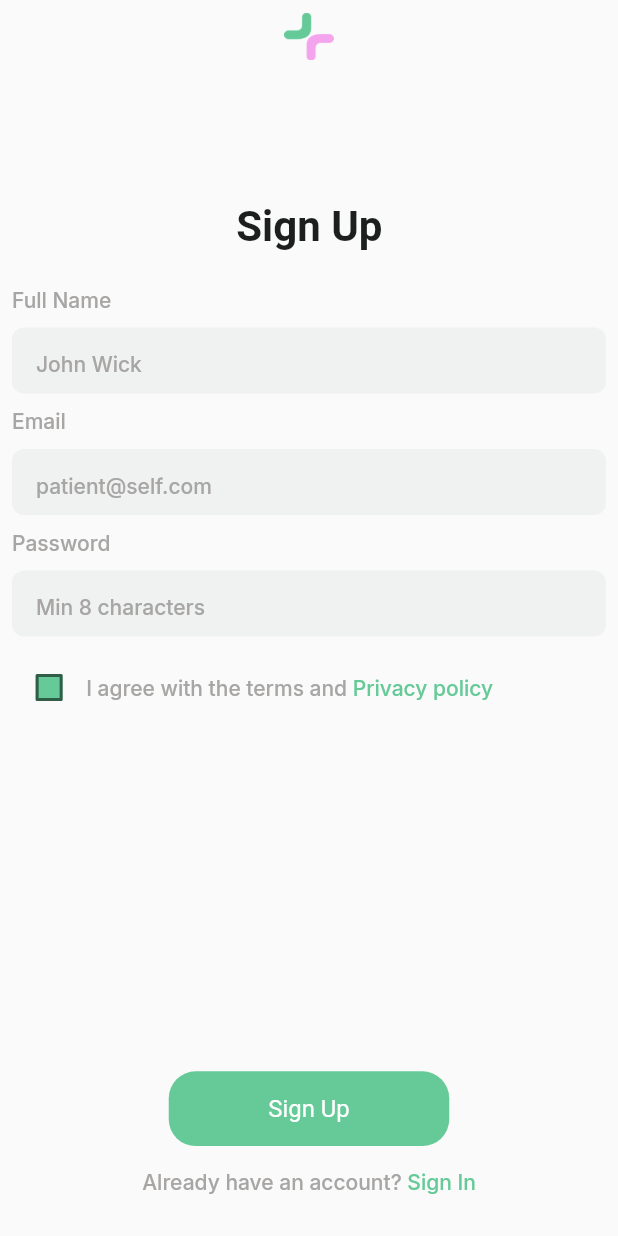
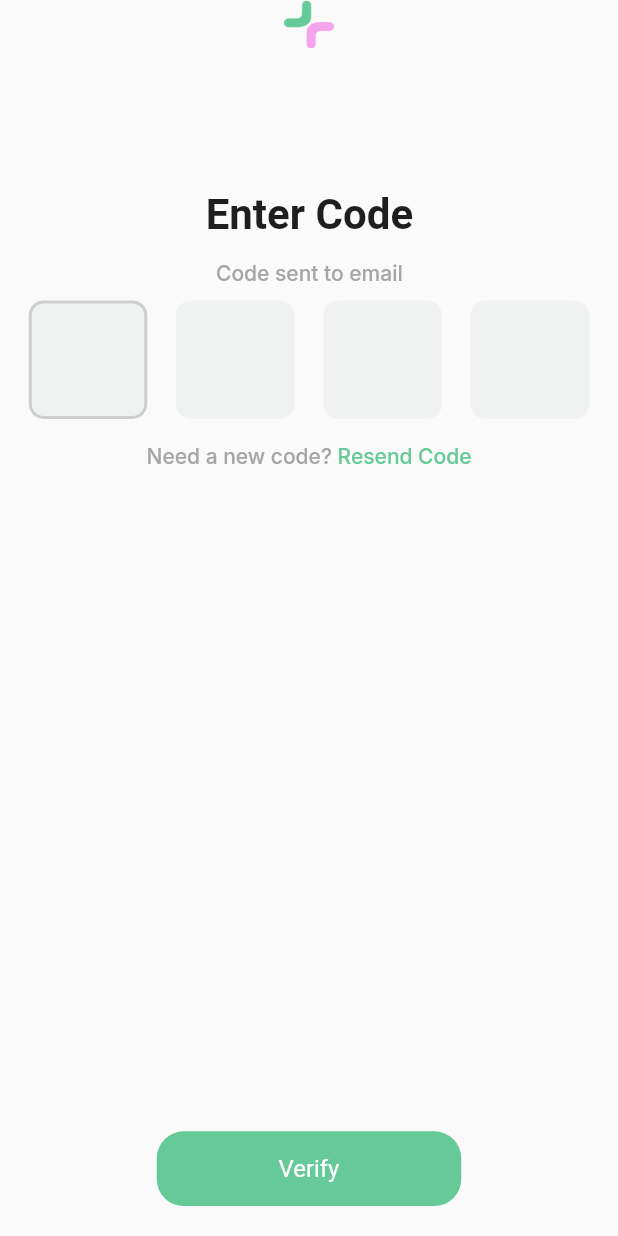
Before and after one commit to Teewhydot/medical_clinik, a Flutter app: the screen it shows after launch, on a phone screen of 412 x 824 dp. Run offline on Flutter 3.47's test engine with Material 2 defaults, Android fonts, the phone set to English and light mode, and no system bars; drawn by our look-alikes of pin_code_fields; our stand-ins replace google_fonts; missing offline and left inert: flag; Roboto replaces fonts that are missing (Gilroy-SemiBold).

Commit message:
Email Pin code page completed

```diff
--- /dev/null
+++ b/lib/clinik_app/presentation/pages/auth_pages/email_verification.dart
@@ -0,0 +1,59 @@
+import 'package:flutter/material.dart';
+import 'package:medical_clinik/clinik_app/presentation/widgets/constants/constants.dart';
+import 'package:medical_clinik/clinik_app/presentation/widgets/reused_widgets/button_widget.dart';
+import 'package:medical_clinik/clinik_app/presentation/widgets/reused_widgets/header_widget.dart';
+import 'package:medical_clinik/clinik_app/presentation/widgets/reused_widgets/pin_code_widget.dart';
+
+class EmailPinPage extends StatelessWidget {
+  const EmailPinPage({Key? key}) : super(key: key);
+
+  @override
+  Widget build(BuildContext context) {
+    double fem = MediaQuery.of(context).size.width / baseWidth;
+
+    return Scaffold(
+      body: SafeArea(
+          child: Column(
+        mainAxisAlignment: MainAxisAlignment.spaceBetween,
+        children: [
+          Column(
+            children: [
+              HeaderWidget(
+                  fem: fem,
+                  headerText: Text(
+                    'Enter Code',
+                    style: kHeaderTextStyle,
+                  ),
+                  subHeaderText: Text(
+                    'Code sent to email',
+                    style: kSubHeaderTextStyle,
+                  )),
+              const PinCodeWidget(),
+              RichText(
+                text: TextSpan(
+                  style: kSubHeaderTextStyle,
+                  children: [
+                    const TextSpan(
+                      text: 'Need a new code? ',
+                    ),
+                    TextSpan(
+                        text: 'Resend Code',
+                        style: kSubHeaderTextStyle.copyWith(
+                            color: kAccentPrimaryGreen)),
+                  ],
+                ),
+              ),
+            ],
+          ),
+          Column(
+            children: [
+              ButtonWidget(
+                  fem: fem, color: kAccentPrimaryGreen, buttonText: 'Verify'),
+              addVerticalSpacing(20)
+            ],
+          ),
+        ],
+      )),
+    );
+  }
+}
--- /dev/null
+++ b/lib/clinik_app/presentation/widgets/reused_widgets/pin_code_widget.dart
@@ -0,0 +1,57 @@
+import 'package:flutter/material.dart';
+import 'package:medical_clinik/clinik_app/presentation/widgets/constants/constants.dart';
+import 'package:pin_code_fields/pin_code_fields.dart';
+
+class PinCodeWidget extends StatefulWidget {
+  const PinCodeWidget({Key? key}) : super(key: key);
+
+  @override
+  State<PinCodeWidget> createState() => _PinCodeWidgetState();
+}
+
+class _PinCodeWidgetState extends State<PinCodeWidget> {
+  @override
+  Widget build(BuildContext context) {
+    return PinCodeTextField(
+      length: 4,
+      mainAxisAlignment: MainAxisAlignment.spaceEvenly,
+      obscureText: false,
+      animationType: AnimationType.fade,
+      pinTheme: PinTheme(
+        shape: PinCodeFieldShape.box,
+        borderRadius: BorderRadius.circular(10),
+        fieldHeight: 79,
+        fieldWidth: 79,
+        activeFillColor: Colors.white,
+        inactiveColor: kDarkGreyShade400,
+        inactiveFillColor: kDarkGreyShade400,
+        selectedColor: kDarkGreyShade600,
+        selectedFillColor: kDarkGreyShade400,
+      ),
+      enableActiveFill: true,
+      autoDismissKeyboard: true,
+      useHapticFeedback: true,
+      showCursor: false,
+      autoFocus: true,
+      focusNode: FocusNode(),
+      autoDisposeControllers: true,
+      enablePinAutofill: true,
+      keyboardType: TextInputType.number,
+      animationDuration: const Duration(milliseconds: 300),
+      onCompleted: (v) {
+        print("Completed");
+      },
+      onChanged: (value) {
+        print(value);
+        setState(() {});
+      },
+      beforeTextPaste: (text) {
+        print("Allowing to paste $text");
+        //if you return true then it will show the paste confirmation dialog. Otherwise if false, then nothing will happen.
+        //but you can show anything you want here, like your pop up saying wrong paste format or etc
+        return true;
+      },
+      appContext: context,
+    );
+  }
+}
--- a/lib/main.dart
+++ b/lib/main.dart
@@ -1,5 +1,5 @@
 import 'package:flutter/material.dart';
-import 'package:medical_clinik/clinik_app/presentation/pages/auth_pages/sign_up.dart';
+import 'package:medical_clinik/clinik_app/presentation/pages/auth_pages/email_verification.dart';
 
 void main() {
   runApp(const MyApp());
@@ -12,7 +12,7 @@ class MyApp extends StatelessWidget {
   Widget build(BuildContext context) {
     return const MaterialApp(
       debugShowCheckedModeBanner: false,
-      home: SignUpPage(),
+      home: EmailPinPage(),
     );
   }
 }
--- a/pubspec.yaml
+++ b/pubspec.yaml
@@ -26,6 +26,7 @@ dependencies:
   shared_preferences: ^2.0.15
   google_fonts: ^4.0.3
   flag: ^6.0.0
+  pin_code_fields: ^7.4.0
 
 dev_dependencies:
   flutter_test:
```
Also changed, not shown: pubspec.lock.
